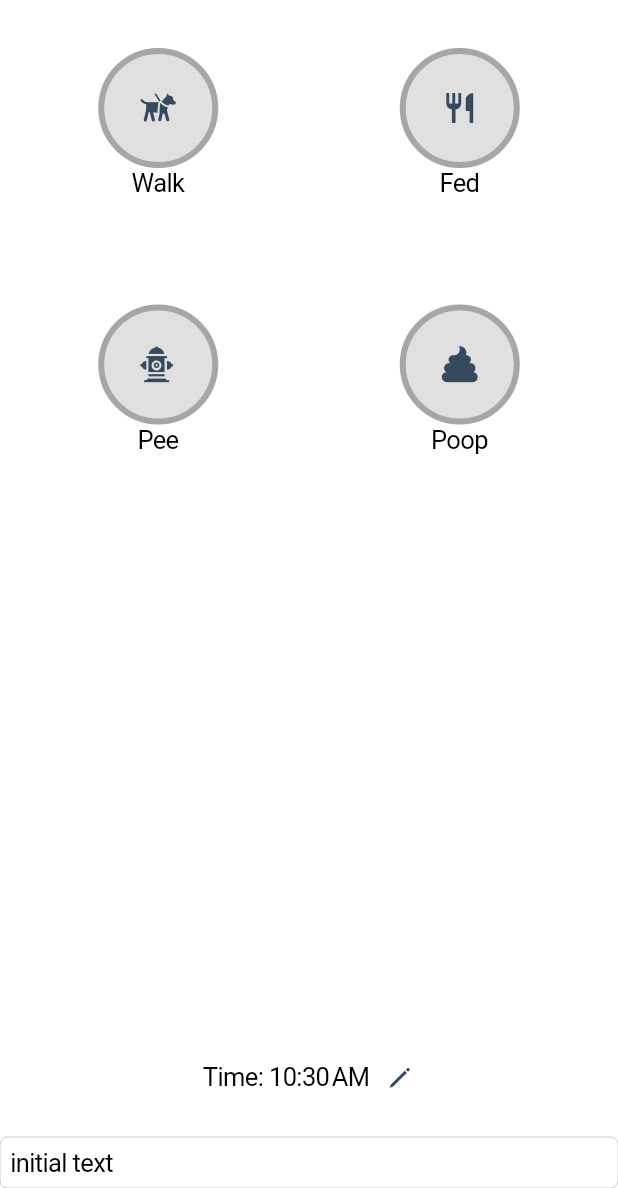
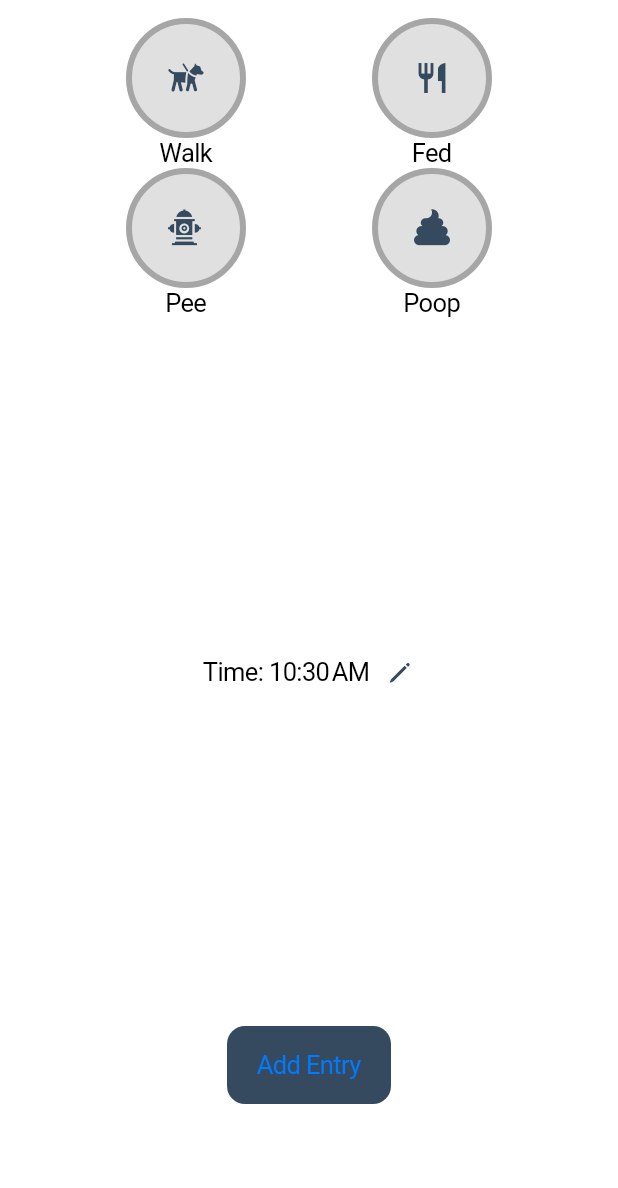
Before and after one commit to michaelpropp18/DaisyApp, a Flutter app: the AddScreen screen opened directly, on a phone screen of 412 x 824 dp, the part 48-1236 px from its top. Run offline on Flutter 3.47's test engine with Material 2 defaults, Android fonts, the phone set to English and light mode, and no system bars.

Commit message:
Time Entry Pop Up

```diff
--- a/lib/screens/add_screen.dart
+++ b/lib/screens/add_screen.dart
@@ -8,15 +8,12 @@ import '../widgets/activity_button.dart';
 class AddScreen extends StatelessWidget {
   @override
   Widget build(BuildContext context) {
-    const _kFontFam = 'MyFlutterApp';
-    const _kFontPkg = null;
-
     const IconData guidedog =
-        IconData(0xe800, fontFamily: _kFontFam, fontPackage: _kFontPkg);
+        IconData(0xe800, fontFamily: 'MyFlutterApp', fontPackage: null);
     const IconData fire_hydrant =
-        IconData(0xe801, fontFamily: _kFontFam, fontPackage: _kFontPkg);
+        IconData(0xe801, fontFamily: 'MyFlutterApp', fontPackage: null);
     const IconData poop =
-        IconData(0xf619, fontFamily: _kFontFam, fontPackage: _kFontPkg);
+        IconData(0xf619, fontFamily: 'MyFlutterApp', fontPackage: null);
 
     return CupertinoPageScaffold(
       navigationBar: CupertinoNavigationBar(
@@ -28,38 +25,75 @@ class AddScreen extends StatelessWidget {
       ),
       child: Column(
         children: <Widget>[
-          Expanded(
-            child: GridView.count(
-              primary: false,
-              padding: const EdgeInsets.all(20),
-              crossAxisSpacing: 30,
-              mainAxisSpacing: 0,
-              crossAxisCount: 2,
+          Row(
+            mainAxisAlignment: MainAxisAlignment.spaceEvenly,
             children: <Widget>[
               ActivityButton(icon: guidedog, text: 'Walk'),
               ActivityButton(icon: Icons.restaurant, text: 'Fed'),
+            ],
+          ),
+          Row(
+            mainAxisAlignment: MainAxisAlignment.spaceEvenly,
+            children: <Widget>[
               ActivityButton(icon: fire_hydrant, text: 'Pee'),
               ActivityButton(icon: poop, text: 'Poop'),
             ],
           ),
-          ),
-          Row(
+          Expanded(
+            child: Row(
               mainAxisAlignment: MainAxisAlignment.center,
               children: <Widget>[
                 Text('Time: ' + DateFormat.jm().format(DateTime.now())),
                 SizedBox(
                   width: 10,
                 ),
-              Icon(
+                GestureDetector(
+                  onTap: () {
+                    showCupertinoModalPopup(
+                        context: context,
+                        builder: (ctx) => CupertinoPopupSurface(
+                              child: Container(
+                                height: 200,
+                                child: Column(
+                                  children: <Widget>[
+                                    Padding(
+                                      padding: const EdgeInsets.all(8.0),
+                                      child: Text('Enter a new time:'),
+                                    ),
+                                    Expanded(
+                                      child: CupertinoDatePicker(
+                                        maximumDate: DateTime.now(),
+                                        mode: CupertinoDatePickerMode.time,
+                                        initialDateTime: DateTime.now(),
+                                        onDateTimeChanged: (newDateTime) {
+                                          print('got here');
+                                        },
+                                      ),
+                                    ),
+                                  ],
+                                ),
+                              ),
+                            ));
+                  },
+                  child: Icon(
                     CupertinoIcons.pen,
                     color: Color.fromRGBO(53, 74, 95, 1),
                     size: 20,
                   ),
+                ),
               ],
             ),
-          SizedBox(
-            height: 30,
           ),
+          CupertinoButton(
+            color: Color.fromRGBO(53, 74, 95, 1),
+            disabledColor: Colors.grey,
+            child: Text('Add Entry'),
+            onPressed: () {
+              print('got here');
+            },
+          ),
+          SizedBox(height: kBottomNavigationBarHeight),
+
           /*
           Container(
             height: 130,
@@ -74,7 +108,7 @@ class AddScreen extends StatelessWidget {
             ),
           ),
           */
-          MyPrefilledText(),
+          //MyPrefilledText(),
         ],
       ),
     );
```
Also changed, not shown: 5 other files. Lines whose indentation alone changed are shown as unchanged.
